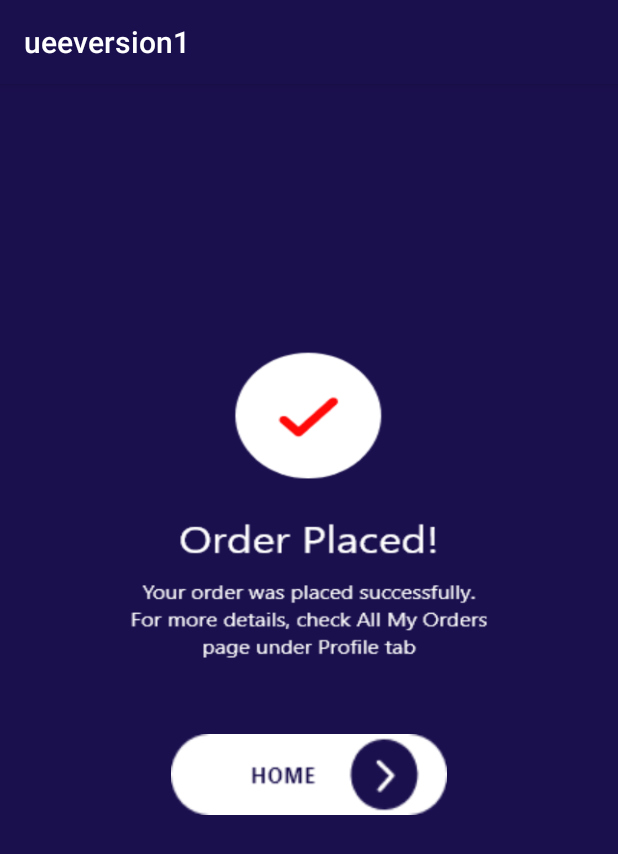
After one commit to ranthilina99/UEE-Project, an Android app: the FinalOrder screen opened directly, with no data from a screen before it, on a phone screen of 412 x 824 dp. The commit adds this screen. Shown: the top 854 px of the screen. Run offline under Robolectric (Android 15) with nearby library versions, the phone set to English and light mode, and no system bars.

Commit message:
yasoja done

```diff
--- a/app/src/main/java/com/example/ueeversion1/Delivery/DeliveryAdd.java
+++ b/app/src/main/java/com/example/ueeversion1/Delivery/DeliveryAdd.java
@@ -24,6 +24,7 @@ public class DeliveryAdd extends AppCompatActivity implements View.OnClickListen
         super.onCreate(savedInstanceState);
         setContentView(R.layout.activity_delivery_add);
 
+        getSupportActionBar().setTitle("Delivery");
         t = findViewById(R.id.yas_editTextTextPersonName2);
         t2 = findViewById(R.id.yas_editTextTextPersonName6);
         t3 = findViewById(R.id.yas_editTextTextPersonName5);
--- a/app/src/main/java/com/example/ueeversion1/Delivery/DeliveryAdd2.java
+++ b/app/src/main/java/com/example/ueeversion1/Delivery/DeliveryAdd2.java
@@ -52,6 +52,8 @@ public class DeliveryAdd2 extends AppCompatActivity implements OnMapReadyCallbac
         super.onCreate(savedInstanceState);
         setContentView(R.layout.activity_delivery_add2);
 
+
+        getSupportActionBar().setTitle("Delivery");
 
         SupportMapFragment supportMapFragment = (SupportMapFragment)
                 getSupportFragmentManager().findFragmentById(R.id.yas_frag1Map);
--- /dev/null
+++ b/app/src/main/java/com/example/ueeversion1/FinalOrder.java
@@ -0,0 +1,31 @@
+package com.example.ueeversion1;
+
+import androidx.appcompat.app.AppCompatActivity;
+
+import android.content.Intent;
+import android.os.Bundle;
+import android.view.View;
+import android.widget.Button;
+
+public class FinalOrder extends AppCompatActivity {
+
+    private Button btn;
+
+    @Override
+    protected void onCreate(Bundle savedInstanceState) {
+        super.onCreate(savedInstanceState);
+        setContentView(R.layout.activity_final_order);
+
+        btn = findViewById(R.id.homeButtonForOrder);
+
+        btn.setOnClickListener(new View.OnClickListener() {
+            @Override
+            public void onClick(View view) {
+                startActivity(new Intent(getApplicationContext(),MainActivity.class));
+            }
+        });
+
+    }
+
+
+}
--- a/app/src/main/java/com/example/ueeversion1/Model/Review.java
+++ b/app/src/main/java/com/example/ueeversion1/Model/Review.java
@@ -6,6 +6,7 @@ public class Review {
     private String productID;
     private String review;
     private int rating;
+
 
     public int getRating() {
         return rating;
--- a/app/src/main/java/com/example/ueeversion1/ProductView.java
+++ b/app/src/main/java/com/example/ueeversion1/ProductView.java
@@ -204,7 +204,7 @@ public class ProductView extends AppCompatActivity  implements AdapterView.OnIte
         }
 
         rating.setRating(total/count);
-        ratingText.setText(( (total/count)) + ".0");
+        ratingText.setText(( (total/count)) + "");
     }
 
     private void addingToWishList() {
--- a/app/src/main/java/com/example/ueeversion1/Review/ReviewPopupAdd.java
+++ b/app/src/main/java/com/example/ueeversion1/Review/ReviewPopupAdd.java
@@ -17,6 +17,7 @@ import android.widget.ImageButton;
 import android.widget.RatingBar;
 import android.widget.Toast;
 
+import com.example.ueeversion1.MainActivity;
 import com.example.ueeversion1.Model.Review;
 import com.example.ueeversion1.ProductView;
 import com.example.ueeversion1.R;
@@ -115,7 +116,7 @@ public class ReviewPopupAdd extends AppCompatActivity implements View.OnClickLis
                 dbRef.push().setValue(review);
                 Toast.makeText(getApplicationContext(), "Successfully Inserted", Toast.LENGTH_SHORT).show();
 
-                startActivity(new Intent(getApplicationContext(), ProductView.class));
+                startActivity(new Intent(getApplicationContext(), MainActivity.class));
 
 
             }
--- a/app/src/main/java/com/example/ueeversion1/Review/ReviewPopupUpdate.java
+++ b/app/src/main/java/com/example/ueeversion1/Review/ReviewPopupUpdate.java
@@ -19,6 +19,7 @@ import android.widget.Toast;
 
 
 import com.example.ueeversion1.Delivery.DeliveryAdd;
+import com.example.ueeversion1.MainActivity;
 import com.example.ueeversion1.Model.Review;
 import com.example.ueeversion1.ProductView;
 import com.example.ueeversion1.R;
@@ -124,7 +125,7 @@ public class ReviewPopupUpdate extends AppCompatActivity implements View.OnClick
                         updateSnapshot.getRef().updateChildren(updateMap);
                         Toast.makeText(getApplicationContext(), "Successfully Updated", Toast.LENGTH_SHORT).show();
 
-                        startActivity(new Intent(getApplicationContext(), ProductView.class));
+                        startActivity(new Intent(getApplicationContext(), MainActivity.class));
                     }
                 }
             }
--- a/app/src/main/java/com/example/ueeversion1/UserBuyProduct.java
+++ b/app/src/main/java/com/example/ueeversion1/UserBuyProduct.java
@@ -185,7 +185,7 @@ public class UserBuyProduct extends AppCompatActivity  implements AdapterView.On
         back.setOnClickListener(new View.OnClickListener() {
             @Override
             public void onClick(View v) {
-                startActivity(new Intent(getApplicationContext(),UserItemView.class));
+                startActivity(new Intent(getApplicationContext(),UserCategory.class));
             }
         });
         sliderView.setIndicatorAnimation(IndicatorAnimationType.WORM);
@@ -221,7 +221,7 @@ public class UserBuyProduct extends AppCompatActivity  implements AdapterView.On
         }
 
         rating.setRating(total/count);
-        ratingText.setText(( (total/count)) + ".0");
+        ratingText.setText(( (total/count)) + "");
     }
 
     private void addingToCartList() {
--- /dev/null
+++ b/app/src/main/res/layout/activity_final_order.xml
@@ -0,0 +1,24 @@
+<?xml version="1.0" encoding="utf-8"?>
+<androidx.constraintlayout.widget.ConstraintLayout xmlns:android="http://schemas.android.com/apk/res/android"
+    xmlns:app="http://schemas.android.com/apk/res-auto"
+    xmlns:tools="http://schemas.android.com/tools"
+    android:layout_width="match_parent"
+    android:layout_height="match_parent"
+    tools:context=".FinalOrder"
+    android:background="@drawable/abcd"
+    >
+
+    <Button
+        android:id="@+id/homeButtonForOrder"
+        android:layout_width="184dp"
+        android:layout_height="54dp"
+        android:layout_alignParentBottom="true"
+        android:background="@drawable/group"
+        android:textColor="@color/white"
+        app:layout_constraintBottom_toBottomOf="parent"
+        app:layout_constraintEnd_toEndOf="parent"
+        app:layout_constraintStart_toStartOf="parent"
+        app:layout_constraintTop_toTopOf="parent"
+        app:layout_constraintVertical_bias="0.607" />
+
+</androidx.constraintlayout.widget.ConstraintLayout>
--- a/app/src/main/res/layout/activity_user_buy_product.xml
+++ b/app/src/main/res/layout/activity_user_buy_product.xml
@@ -294,6 +294,7 @@
             android:layout_below="@+id/layer15"
             android:layout_width="wrap_content"
             android:layout_marginLeft="5dp"
+            android:layout_marginTop="10dp"
             android:layout_height="wrap_content"
             android:orientation="vertical">
             <TextView
--- a/app/src/main/res/values/strings.xml
+++ b/app/src/main/res/values/strings.xml
@@ -255,7 +255,6 @@
     <string name="feedback">Feedback</string>
 
 
-
     <string name="title_activity_main">MainActivity</string>
     <!-- Strings used for fragments for navigation -->
     <string name="first_fragment_label">First Fragment</string>
```
Also changed, not shown: app/src/main/AndroidManifest.xml (+13 -9 lines), app/src/main/java/com/example/ueeversion1/CartActivity.java (+10 -0 lines), app/src/main/java/com/example/ueeversion1/Review/ShowReview.java (+63 -10 lines), app/src/main/res/drawable/abcd.png (added), app/src/main/res/drawable/group.png (added).
